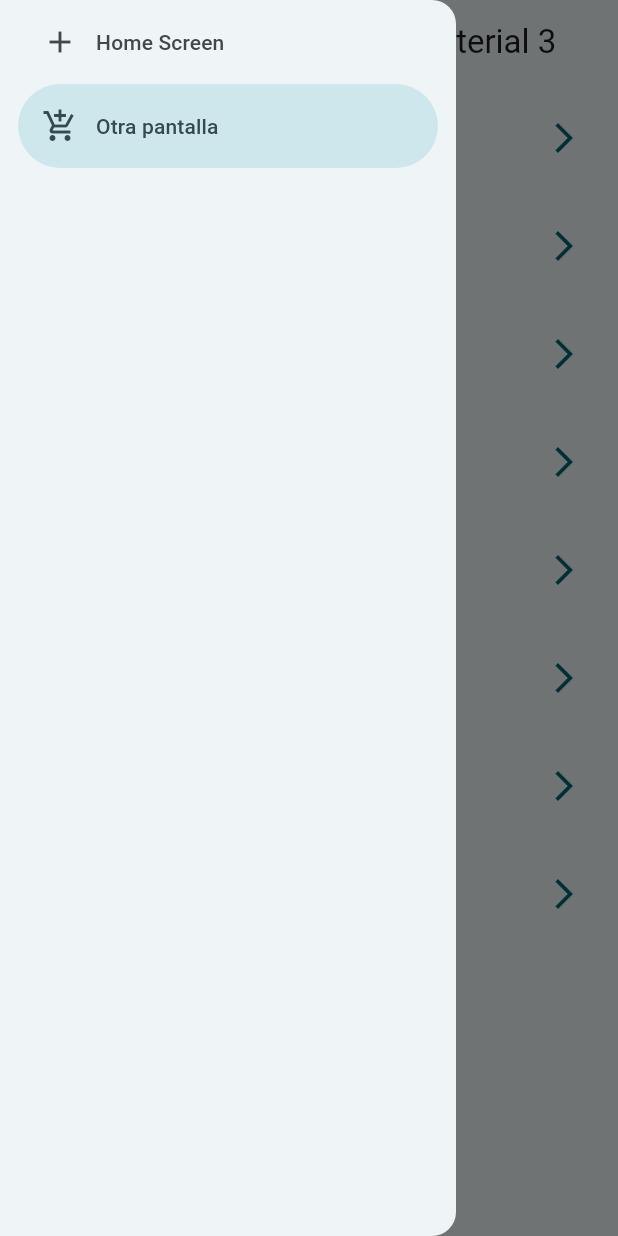
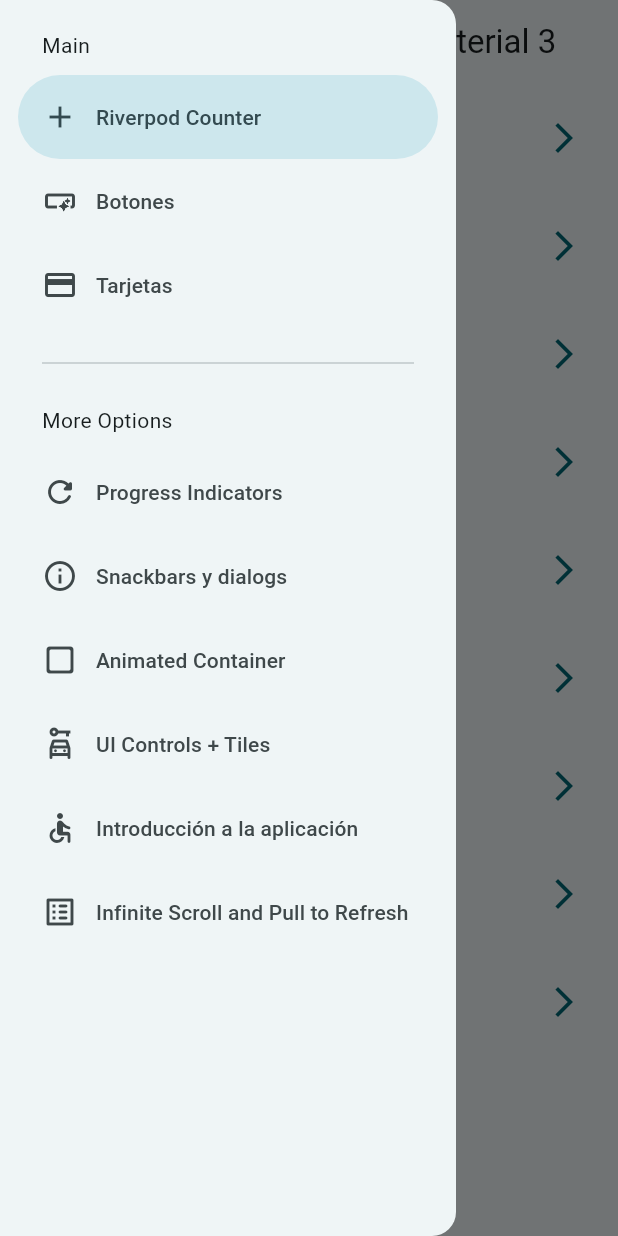
Before and after one commit to jimcode1090/widgets_app, a Flutter app: the screen it shows after launch, with the side drawer open, on a phone screen of 412 x 824 dp. Run offline on Flutter 3.47's test engine with Material 3 defaults, Android fonts, the phone set to English and light mode, and no system bars; our stand-ins replace animate_do, flutter_riverpod, go_router.

Commit message:
changes values riverpod

```diff
--- a/lib/config/menu/menu_items.dart
+++ b/lib/config/menu/menu_items.dart
@@ -16,10 +16,16 @@ class MenuItems {
 
 const appMenuItems = <MenuItems>[
   MenuItems(
-      title: 'Botones',
-      subtitle: 'Varios botones en Flutter',
-      link: '/buttons',
-      icon: Icons.smart_button_outlined
+    title: 'Riverpod Counter',
+    subtitle: 'Introducción a Riverpod',
+    link: '/counter-river',
+    icon: Icons.add,
+  ),
+  MenuItems(
+    title: 'Botones',
+    subtitle: 'Varios botones en Flutter',
+    link: '/buttons',
+    icon: Icons.smart_button_outlined,
   ),
   MenuItems(
     title: 'Tarjetas',
--- a/lib/config/router/app_router.dart
+++ b/lib/config/router/app_router.dart
@@ -49,5 +49,10 @@ final appRouter = GoRouter(
       name: InfiniteScrollScreen.name,
       builder: (context, state) => const InfiniteScrollScreen(),
     ),
+    GoRoute(
+      path: '/counter-river',
+      name: CounterScreen.name,
+      builder: (context, state) => const CounterScreen(),
+    ),
   ],
 );
--- a/lib/main.dart
+++ b/lib/main.dart
@@ -1,8 +1,9 @@
 import 'package:flutter/material.dart';
+import 'package:flutter_riverpod/flutter_riverpod.dart';
 import 'package:widgets_app/config/router/app_router.dart';
 import 'package:widgets_app/config/theme/app_theme.dart';
 
-void main() => runApp(MyApp());
+void main() => runApp(const ProviderScope(child: MyApp()));
 
 class MyApp extends StatelessWidget {
   const MyApp({super.key});
--- /dev/null
+++ b/lib/presentation/providers/counter_provider.dart
@@ -0,0 +1,3 @@
+import 'package:flutter_riverpod/flutter_riverpod.dart';
+
+final counterProvider = StateProvider((ref) => 5);
--- /dev/null
+++ b/lib/presentation/providers/theme_provider.dart
@@ -0,0 +1,3 @@
+import 'package:flutter_riverpod/flutter_riverpod.dart';
+
+final isDarkModeProvider = StateProvider<bool>((ref) => false);
--- a/lib/presentation/screens/home/home_screen.dart
+++ b/lib/presentation/screens/home/home_screen.dart
@@ -4,23 +4,24 @@ import 'package:widgets_app/config/menu/menu_items.dart';
 import 'package:widgets_app/presentation/widgets/side_menu.dart';
 
 class HomeScreen extends StatelessWidget {
-
   static const String name = 'home_screen';
 
   const HomeScreen({super.key});
 
   @override
   Widget build(BuildContext context) {
+    final scaffoldKey = GlobalKey<ScaffoldState>();
+
     return Scaffold(
+      key: scaffoldKey,
       appBar: AppBar(title: const Text("Widgets en Flutter + Material 3")),
       body: const _HomeView(),
-      drawer: const SideMenu(),
+      drawer: SideMenu(scaffoldKey: scaffoldKey),
     );
   }
 }
 
 class _HomeView extends StatelessWidget {
-
   const _HomeView();
 
   @override
@@ -49,7 +50,7 @@ class _CustomListTile extends StatelessWidget {
       trailing: Icon(Icons.arrow_forward_ios_outlined, color: colors.primary),
       title: Text(menuItem.title),
       subtitle: Text(menuItem.subtitle),
-      onTap: (){
+      onTap: () {
         //context.pushNamed(ButtonsScreen.name);
         context.push(menuItem.link);
       },
--- a/lib/presentation/screens/screens.dart
+++ b/lib/presentation/screens/screens.dart
@@ -1,10 +1,10 @@
-
 export 'package:widgets_app/presentation/screens/animated/animated_screen.dart';
 export 'package:widgets_app/presentation/screens/app_tutorial/app_tutorial_screen.dart';
+export 'package:widgets_app/presentation/screens/buttons/buttons_screen.dart';
+export 'package:widgets_app/presentation/screens/cards/cards_screen.dart';
+export 'package:widgets_app/presentation/screens/counter/counter_screen.dart';
+export 'package:widgets_app/presentation/screens/home/home_screen.dart';
 export 'package:widgets_app/presentation/screens/infinite_scroll/infinite_scroll_screen.dart';
 export 'package:widgets_app/presentation/screens/progress/progress_screen.dart';
 export 'package:widgets_app/presentation/screens/snackbar/snackbar_screen.dart';
 export 'package:widgets_app/presentation/screens/ui_controls/ui_controls_screen.dart';
-export 'package:widgets_app/presentation/screens/buttons/buttons_screen.dart';
-export 'package:widgets_app/presentation/screens/cards/cards_screen.dart';
-export 'package:widgets_app/presentation/screens/home/home_screen.dart';
--- a/lib/presentation/widgets/side_menu.dart
+++ b/lib/presentation/widgets/side_menu.dart
@@ -1,33 +1,65 @@
 import 'package:flutter/material.dart';
+import 'package:go_router/go_router.dart';
+import 'package:widgets_app/config/menu/menu_items.dart';
 
 class SideMenu extends StatefulWidget {
-  const SideMenu({super.key});
+  final GlobalKey<ScaffoldState> scaffoldKey;
+
+  const SideMenu({super.key, required this.scaffoldKey});
 
   @override
   State<SideMenu> createState() => _SideMenuState();
 }
 
 class _SideMenuState extends State<SideMenu> {
-  int navDrawerIndex = 1;
+  int navDrawerIndex = 0;
 
   @override
   Widget build(BuildContext context) {
+    final hasNotch = MediaQuery.of(context).viewPadding.top > 35;
+
     return NavigationDrawer(
       selectedIndex: navDrawerIndex,
       onDestinationSelected: (value) {
         setState(() {
           navDrawerIndex = value;
         });
+
+        final menuItem = appMenuItems[value];
+        context.push(menuItem.link);
+        widget.scaffoldKey.currentState?.closeDrawer();
       },
       children: [
-        NavigationDrawerDestination(
-          icon: Icon(Icons.add),
-          label: Text("Home Screen"),
+        Padding(
+          padding: EdgeInsets.fromLTRB(28, hasNotch ? 0 : 20, 16, 10),
+          child: Text('Main'),
         ),
-        NavigationDrawerDestination(
-          icon: Icon(Icons.add_shopping_cart),
-          label: Text("Otra pantalla"),
+
+        ...appMenuItems
+            .sublist(0, 3)
+            .map(
+              (item) => NavigationDrawerDestination(
+                icon: Icon(item.icon),
+                label: Text(item.title),
+              ),
+            ),
+        const Padding(
+          padding: EdgeInsetsDirectional.fromSTEB(28, 16, 28, 10),
+          child: Divider(),
         ),
+
+        const Padding(
+          padding: EdgeInsets.fromLTRB(28, 10, 16, 10),
+          child: Text('More Options'),
+        ),
+        ...appMenuItems
+            .sublist(3)
+            .map(
+              (item) => NavigationDrawerDestination(
+                icon: Icon(item.icon),
+                label: Text(item.title),
+              ),
+            ),
       ],
     );
   }
--- a/pubspec.yaml
+++ b/pubspec.yaml
@@ -36,6 +36,7 @@ dependencies:
   cupertino_icons: ^1.0.8
   go_router: ^16.1.0
   animate_do: ^4.2.0
+  flutter_riverpod: ^2.6.1
 
 dev_dependencies:
   flutter_test:
```
Also changed, not shown: lib/presentation/screens/counter/counter_screen.dart (added, +45 -0 lines), lib/presentation/screens/infinite_scroll/infinite_scroll_screen.dart (+9 -0 lines), pubspec.lock.
